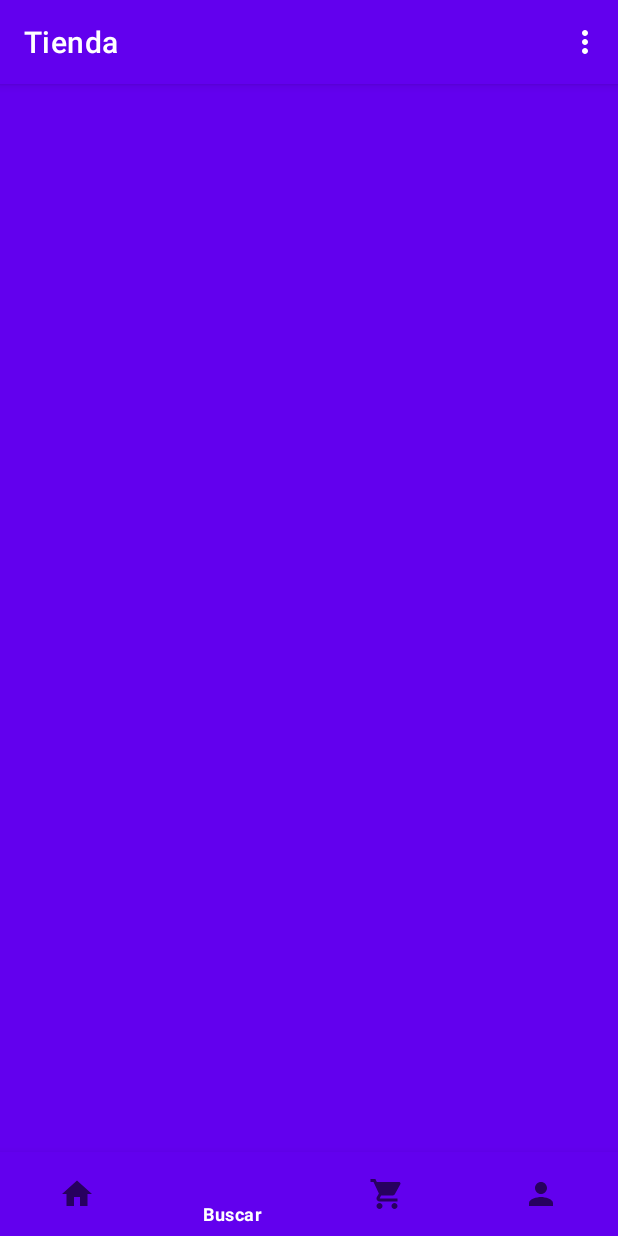
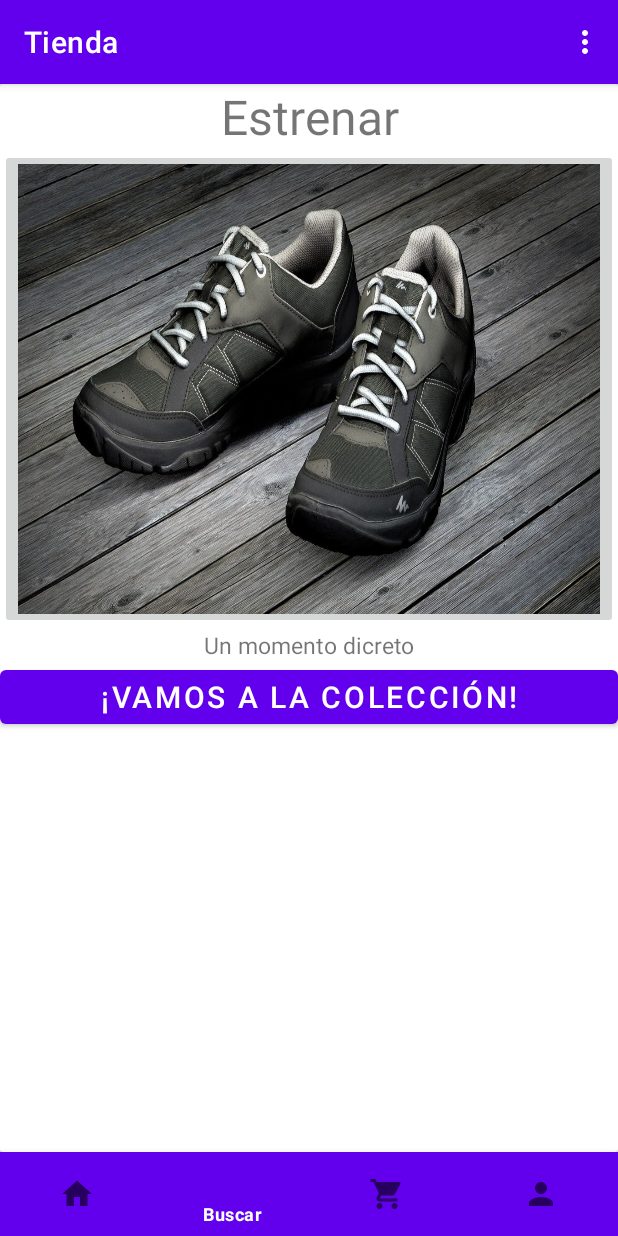
Before and after one commit to faraday58/Tienda-TSP-2021-II, an Android app: the screen it shows after launch (MainActivity), item 2 of the bottom bar chosen, on a phone screen of 412 x 824 dp. Run offline under Robolectric (Android 15) with nearby library versions, the phone set to English and light mode, and no system bars.

Commit message:
Codigo con RecyclerView

```diff
--- a/app/src/main/java/mx/unam/ingenieria/tienda/fragments/BuscarFragment.java
+++ b/app/src/main/java/mx/unam/ingenieria/tienda/fragments/BuscarFragment.java
@@ -8,16 +8,47 @@ import android.view.ViewGroup;
 import androidx.annotation.NonNull;
 import androidx.annotation.Nullable;
 import androidx.fragment.app.Fragment;
+import androidx.recyclerview.widget.LinearLayoutManager;
+import androidx.recyclerview.widget.RecyclerView;
+
+import java.util.ArrayList;
 
 import mx.unam.ingenieria.tienda.R;
+import mx.unam.ingenieria.tienda.recyclerview.AdaptadorMuestraProducto;
+import mx.unam.ingenieria.tienda.recyclerview.MuestraProducto;
 
 public class BuscarFragment extends Fragment {
+
+    private RecyclerView rcvProductos;
+    private ArrayList<MuestraProducto> productos;
 
     @Nullable
     @Override
     public View onCreateView(@NonNull LayoutInflater inflater, @Nullable ViewGroup container, @Nullable Bundle savedInstanceState) {
         View v = inflater.inflate(R.layout.fragment_buscar,container,false);
+        rcvProductos = v.findViewById(R.id.rcvProductos);
+        LinearLayoutManager llm= new LinearLayoutManager(getActivity());
+        llm.setOrientation(LinearLayoutManager.VERTICAL);
+        rcvProductos.setLayoutManager(llm);
+        InicializarMuestraProductos();
+        InicializarAdaptador();
 
         return v;
     }
+
+    private void InicializarAdaptador() {
+        AdaptadorMuestraProducto adaptador= new AdaptadorMuestraProducto(productos);
+        rcvProductos.setAdapter(adaptador);
+    }
+
+    private void InicializarMuestraProductos() {
+        productos= new ArrayList<>();
+        productos.add(new MuestraProducto("Estrena",R.drawable.teniscasual,"Justo el momento para iniciar"));
+        productos.add(new MuestraProducto("Salir",R.drawable.tenisblancos,"Justo para salir"));
+        productos.add(new MuestraProducto("Trabajo",R.drawable.zapatos,"El mejor gusto"));
+    }
+
+
+
+
 }
--- a/app/src/main/java/mx/unam/ingenieria/tienda/fragments/MemoramaFragment.java
+++ b/app/src/main/java/mx/unam/ingenieria/tienda/fragments/MemoramaFragment.java
@@ -67,7 +67,7 @@ public class MemoramaFragment  extends Fragment {
         matImagenes[3][2]= v.findViewById(R.id.imageView15);
         matImagenes[3][3]= v.findViewById(R.id.imageView16);
 
-        //oculto();
+       oculto();
 
         matImagenes[0][0].setOnClickListener(onClick);
         matImagenes[0][1].setOnClickListener(onClick);
--- /dev/null
+++ b/app/src/main/java/mx/unam/ingenieria/tienda/recyclerview/AdaptadorMuestraProducto.java
@@ -0,0 +1,62 @@
+package mx.unam.ingenieria.tienda.recyclerview;
+
+import android.view.LayoutInflater;
+import android.view.View;
+import android.view.ViewGroup;
+import android.widget.Button;
+import android.widget.ImageButton;
+import android.widget.TextView;
+
+import androidx.annotation.NonNull;
+import androidx.recyclerview.widget.RecyclerView;
+
+import java.util.ArrayList;
+
+import mx.unam.ingenieria.tienda.R;
+
+
+public class AdaptadorMuestraProducto  extends RecyclerView.Adapter<AdaptadorMuestraProducto.ViewHolder>  {
+
+      ArrayList<MuestraProducto> productos;
+
+      public AdaptadorMuestraProducto(ArrayList<MuestraProducto> productos)
+      {
+          this.productos=productos;
+      }
+
+    @NonNull
+    @Override
+    public ViewHolder onCreateViewHolder(@NonNull ViewGroup parent, int viewType) {
+        View v = LayoutInflater.from(parent.getContext())
+                .inflate(R.layout.cardview_producto,parent,false);
+        return new ViewHolder(v);
+    }
+
+    @Override
+    public void onBindViewHolder(@NonNull ViewHolder holder, int position) {
+          MuestraProducto producto = productos.get(position);
+          holder.imgbCVProducto.setImageResource(producto.getImagen());
+    }
+
+    @Override
+    public int getItemCount() {
+        return productos.size();
+    }
+
+    public static  class ViewHolder extends RecyclerView.ViewHolder{
+        TextView txtvCtitulo;
+        TextView txtvCVdescribe;
+        ImageButton imgbCVProducto;
+        Button btnCVcoleccion;
+
+        public ViewHolder(@NonNull View itemView) {
+            super(itemView);
+            txtvCtitulo= itemView.findViewById(R.id.txtvCtitulo);
+            txtvCVdescribe= itemView.findViewById(R.id.txtvCVdescribe);
+            imgbCVProducto= itemView.findViewById(R.id.imgbCVProducto);
+            btnCVcoleccion= itemView.findViewById(R.id.btnCVcoleccion);
+
+        }
+    }
+
+}
--- /dev/null
+++ b/app/src/main/java/mx/unam/ingenieria/tienda/recyclerview/MuestraProducto.java
@@ -0,0 +1,38 @@
+package mx.unam.ingenieria.tienda.recyclerview;
+
+public class MuestraProducto {
+
+    private String titulo;
+    private int imagen;
+    private String descripcion;
+
+    public String getTitulo() {
+        return titulo;
+    }
+
+    public void setTitulo(String titulo) {
+        this.titulo = titulo;
+    }
+
+    public int getImagen() {
+        return imagen;
+    }
+
+    public void setImagen(int imagen) {
+        this.imagen = imagen;
+    }
+
+    public String getDescripcion() {
+        return descripcion;
+    }
+
+    public void setDescripcion(String descripcion) {
+        this.descripcion = descripcion;
+    }
+
+    public MuestraProducto(String titulo, int imagen, String descripcion) {
+        this.titulo = titulo;
+        this.imagen = imagen;
+        this.descripcion = descripcion;
+    }
+}
--- /dev/null
+++ b/app/src/main/res/layout/cardview_producto.xml
@@ -0,0 +1,44 @@
+<?xml version="1.0" encoding="utf-8"?>
+<androidx.cardview.widget.CardView xmlns:android="http://schemas.android.com/apk/res/android"
+    android:layout_width="match_parent" android:layout_height="match_parent"
+    android:orientation="vertical">
+    <LinearLayout
+        android:layout_width="match_parent"
+        android:layout_height="match_parent"
+        android:orientation="vertical"
+        >
+        <TextView
+            android:layout_width="match_parent"
+            android:layout_height="wrap_content"
+            android:id="@+id/txtvCtitulo"
+            android:text="Estrenar"
+            android:textSize="32sp"
+            android:gravity="center"
+            />
+
+        <ImageButton
+            android:layout_width="match_parent"
+            android:layout_height="320dp"
+            android:src="@drawable/zapatos"
+            android:scaleType="fitXY"
+            android:id="@+id/imgbCVProducto"
+            />
+        <TextView
+            android:layout_width="match_parent"
+            android:layout_height="wrap_content"
+            android:gravity="center"
+            android:textSize="15sp"
+            android:id="@+id/txtvCVdescribe"
+            android:text="Un momento dicreto"
+            />
+        <Button
+            android:layout_width="match_parent"
+            android:layout_height="wrap_content"
+            android:text="¡Vamos a la colección!"
+            android:textSize="20sp"
+            android:id="@+id/btnCVcoleccion"
+            />
+    </LinearLayout>
+
+
+</androidx.cardview.widget.CardView>
--- a/app/src/main/res/layout/fragment_buscar.xml
+++ b/app/src/main/res/layout/fragment_buscar.xml
@@ -1,9 +1,20 @@
 <?xml version="1.0" encoding="utf-8"?>
 <androidx.constraintlayout.widget.ConstraintLayout
-    xmlns:android="http://schemas.android.com/apk/res/android" android:layout_width="match_parent"
-    android:background="@color/purple_500"
+    xmlns:android="http://schemas.android.com/apk/res/android"
+    xmlns:app="http://schemas.android.com/apk/res-auto"
+    xmlns:tools="http://schemas.android.com/tools"
+    android:layout_width="match_parent"
     android:layout_height="match_parent">
 
+    <androidx.recyclerview.widget.RecyclerView
+        android:id="@+id/rcvProductos"
+        android:layout_width="match_parent"
+        android:layout_height="match_parent"
+        app:layout_constraintBottom_toBottomOf="parent"
+        app:layout_constraintEnd_toEndOf="parent"
+        app:layout_constraintHorizontal_bias="0.0"
+        app:layout_constraintStart_toStartOf="parent"
+        app:layout_constraintTop_toTopOf="parent" />
 
 
 </androidx.constraintlayout.widget.ConstraintLayout>
```
Also changed, not shown: app/src/main/res/drawable-v24/tenisblancos.jpg (added), app/src/main/res/drawable-v24/teniscasual.jpg (added), app/src/main/res/drawable-v24/zapatos.jpg (added).
